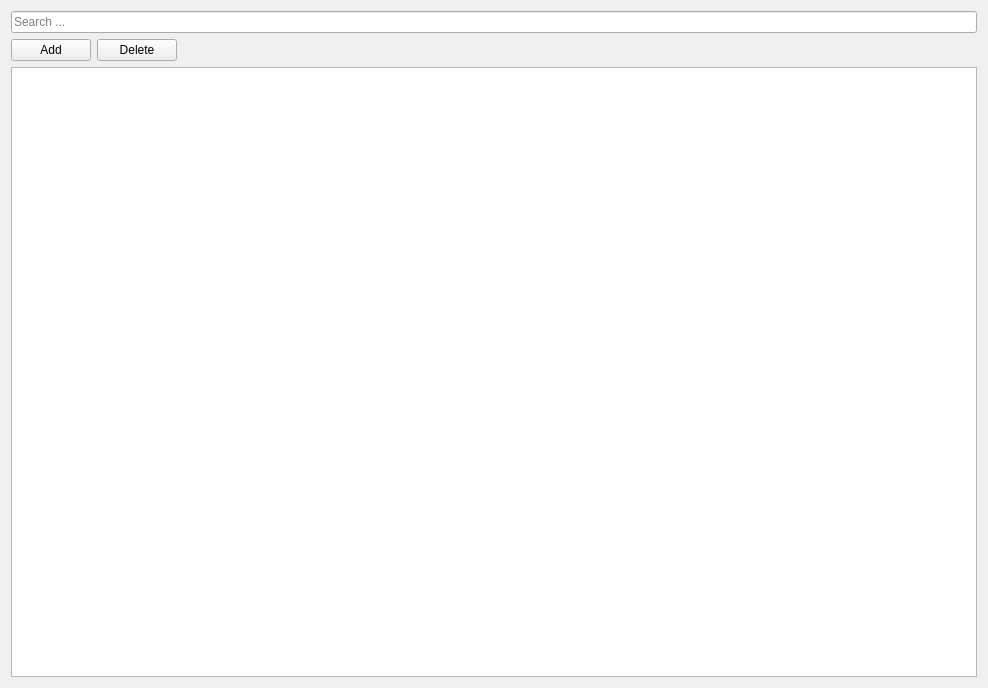
This is ui/personView.ui in olk90/pyIM as Qt 5 draws it before an edit. The edited form follows.
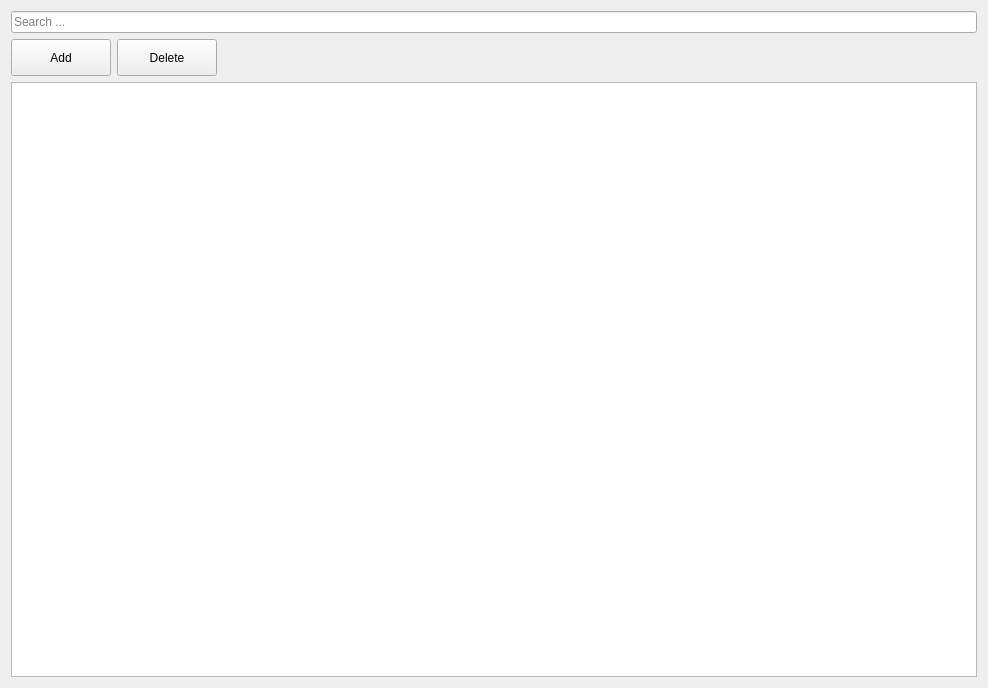
This is the edited form.

Commit message: added option dialog

Diff of the .ui file:
```diff
--- a/ui/personView.ui
+++ b/ui/personView.ui
@@ -33,6 +33,12 @@
       <layout class="QHBoxLayout" name="buttonLayout">
        <item>
         <widget class="QPushButton" name="addButton">
+         <property name="minimumSize">
+          <size>
+           <width>100</width>
+           <height>37</height>
+          </size>
+         </property>
          <property name="text">
           <string>Add</string>
          </property>
@@ -40,6 +46,12 @@
        </item>
        <item>
         <widget class="QPushButton" name="deleteButton">
+         <property name="minimumSize">
+          <size>
+           <width>100</width>
+           <height>37</height>
+          </size>
+         </property>
          <property name="text">
           <string>Delete</string>
          </property>
```
The commit also changes 6 other files.
